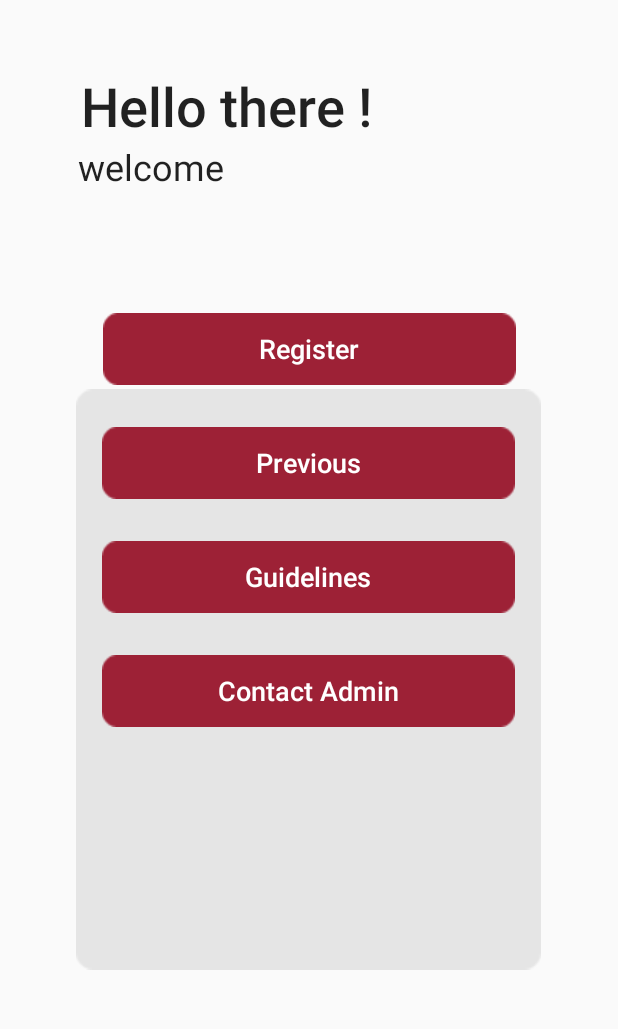
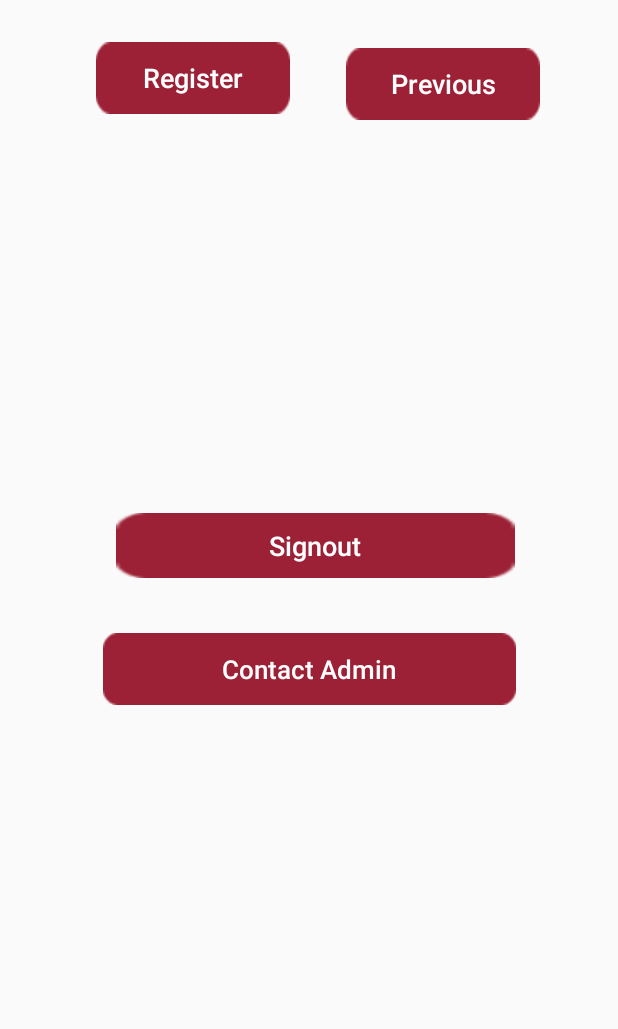
Before and after one commit to yashj411/Public-Complaint-Registration-App, an Android app: the layout activity_main.xml on its own in the app's theme, with its tools: preview values and no code run, on a phone screen of 412 x 824 dp, the part 149-1178 px from its top. Run offline under Robolectric (Android 15) with nearby library versions, the phone set to English and light mode, and no system bars.

Commit message:
Login and signup is done also there are bugs in signup which will be resolved shortly

```diff
--- a/app/src/main/java/com/example/publiccomplaintregistration/MainActivity.java
+++ b/app/src/main/java/com/example/publiccomplaintregistration/MainActivity.java
@@ -4,19 +4,29 @@ import androidx.appcompat.app.AppCompatActivity;
 
 import android.content.Intent;
 import android.os.Bundle;
+import android.view.View;
+import android.widget.Button;
 
 import com.google.firebase.FirebaseApp;
 import com.google.firebase.auth.FirebaseAuth;
 
 public class MainActivity extends AppCompatActivity {
 
+    Button signoutBtn;
+    @Override
+    protected void onDestroy() {
+        super.onDestroy();
+        mAuth.signOut();
+    }
+
     @Override
     protected void onStart() {
         super.onStart();
-
-        //to redirect user to the login page
-            Intent loginIntent = new Intent(MainActivity.this,login.class);
+        if(mAuth.getCurrentUser() == null) {
+            //to redirect user to the login page
+            Intent loginIntent = new Intent(MainActivity.this, login.class);
             startActivity(loginIntent);
+        }
     }
     public FirebaseAuth mAuth;
     @Override
@@ -24,6 +34,17 @@ public class MainActivity extends AppCompatActivity {
         super.onCreate(savedInstanceState);
         setContentView(R.layout.activity_main);
         mAuth = FirebaseAuth.getInstance();
+        signout();
 
     }
+    public void signout(){
+        signoutBtn  = findViewById(R.id.btnSignout);
+        signoutBtn.setOnClickListener(new View.OnClickListener() {
+            @Override
+            public void onClick(View view) {
+                Intent loginIntent = new Intent(getApplicationContext(),login.class);
+                startActivity(loginIntent);
+            }
+        });
+    }
 }
--- a/app/src/main/java/com/example/publiccomplaintregistration/login.java
+++ b/app/src/main/java/com/example/publiccomplaintregistration/login.java
@@ -33,7 +33,7 @@ public class login extends AppCompatActivity {
     Button loginbtn, googleLoginbtn;
     public FirebaseAuth mAuth = FirebaseAuth.getInstance();
     private GoogleSignInClient mGoogleSignInClient;
-    private int RC_SIGN_IN =10;
+    private int RC_SIGN_IN = 10;
 
     @Override
     protected void onStart() {
@@ -60,13 +60,15 @@ public class login extends AppCompatActivity {
                 .build();
         mGoogleSignInClient = GoogleSignIn.getClient(login.this, gso);
     }
+
     private void signIn() {
         googleLoginbtn = findViewById(R.id.btnLoginGoogle);
         googleLoginbtn.setOnClickListener(new View.OnClickListener() {
             @Override
             public void onClick(View view) {
                 Intent signInIntent = mGoogleSignInClient.getSignInIntent();
-                startActivityForResult(signInIntent, RC_SIGN_IN);
+                startActivityForResult(signInIntent,RC_SIGN_IN);
+
             }
         });
 
@@ -97,6 +99,8 @@ public class login extends AppCompatActivity {
                                         Log.d("TAG", "createUserWithEmail:success");
                                         Toast.makeText(login.this, "Login Done.",
                                                 Toast.LENGTH_SHORT).show();
+                                       Intent mainIntent = new Intent(getApplicationContext(),MainActivity.class);
+                                       startActivity(mainIntent);
                                     } else {
                                         // If sign in fails, display a message to the user.
                                         Log.w("TAG", "createUserWithEmail:failure", task.getException());
@@ -108,6 +112,8 @@ public class login extends AppCompatActivity {
                             });
                 }
             }
+
+
         });
     }
 
@@ -117,7 +123,7 @@ public class login extends AppCompatActivity {
             @Override
             public void onClick(View view) {
                 Intent signupIntent = new Intent(login.this, Signup.class);
-                startActivity(signupIntent);
+                startActivityForResult(signupIntent,RC_SIGN_IN);
             }
         });
     }
@@ -137,7 +143,7 @@ public class login extends AppCompatActivity {
             } catch (ApiException e) {
                 // Google Sign In failed, update UI appropriately
                 Log.w("Google login", "Google sign in failed", e);
-                Toast.makeText(login.this,e.getMessage(),Toast.LENGTH_SHORT).show();
+                Toast.makeText(login.this, e.getMessage(), Toast.LENGTH_SHORT).show();
             }
         }
     }
@@ -152,12 +158,14 @@ public class login extends AppCompatActivity {
                             // Sign in success, update UI with the signed-in user's information
                             Log.d("Signin", "signInWithCredential:success");
                             FirebaseUser user = mAuth.getCurrentUser();
-                            Toast.makeText(login.this,user.getEmail().toString(),
+                            Toast.makeText(login.this, user.getEmail().toString(),
                                     Toast.LENGTH_SHORT).show();
+                            Intent mainIntent = new Intent(login.this, MainActivity.class);
+                            startActivity(mainIntent);
                         } else {
                             // If sign in fails, display a message to the user.
                             Log.w("Signin", "signInWithCredential:failure", task.getException());
-                            Toast.makeText(login.this,"sign in falied",
+                            Toast.makeText(login.this, "sign in falied",
                                     Toast.LENGTH_SHORT).show();
                         }
 
--- a/app/src/main/res/layout/activity_main.xml
+++ b/app/src/main/res/layout/activity_main.xml
@@ -33,100 +33,64 @@
         app:layout_constraintTop_toTopOf="parent"
         app:layout_constraintVertical_bias="0.079" />
 
-    <ImageView
-        android:id="@+id/imageView5"
-        android:layout_width="310dp"
-        android:layout_height="423dp"
-        android:layout_marginStart="71dp"
-        android:layout_marginEnd="71dp"
-        android:layout_marginBottom="60dp"
-        app:layout_constraintBottom_toBottomOf="parent"
-        app:layout_constraintEnd_toEndOf="parent"
-        app:layout_constraintHorizontal_bias="0.512"
-        app:layout_constraintStart_toStartOf="parent"
-        app:srcCompat="@drawable/guidelines" />
 
    <Button
        android:id="@+id/button"
        android:layout_width="wrap_content"
        android:layout_height="wrap_content"
-        android:layout_marginStart="68dp"
-        android:layout_marginTop="308dp"
-        android:layout_marginEnd="68dp"
        android:background="@drawable/login"
-        android:text="Register"
+       android:text="Contact Admin"
        android:textAllCaps="false"
        android:textColor="@android:color/white"
-        android:textSize="18sp"
+       android:textSize="17dp"
+       app:layout_constraintBottom_toBottomOf="parent"
        app:layout_constraintEnd_toEndOf="parent"
-        app:layout_constraintHorizontal_bias="1.0"
        app:layout_constraintStart_toStartOf="parent"
-        app:layout_constraintTop_toTopOf="parent" />
+       app:layout_constraintTop_toTopOf="parent"
+       app:layout_constraintVertical_bias="0.672" />
 
    <Button
         android:id="@+id/button3"
         android:layout_width="wrap_content"
         android:layout_height="wrap_content"
-        android:layout_marginStart="68dp"
-        android:layout_marginTop="460dp"
-        android:background="@drawable/login"
-        android:text="Guidelines"
+        android:layout_marginTop="44dp"
+        android:layout_marginEnd="52dp"
+        android:background="@drawable/register"
+        android:text="Previous"
         android:textAllCaps="false"
         android:textColor="@android:color/white"
         android:textSize="18sp"
-        app:layout_constraintStart_toStartOf="parent"
-        app:layout_constraintTop_toTopOf="parent" />
+        app:layout_constraintEnd_toEndOf="parent"
+        app:layout_constraintTop_toBottomOf="@+id/titleText" />
 
     <Button
         android:id="@+id/button2"
         android:layout_width="wrap_content"
         android:layout_height="wrap_content"
-        android:layout_marginStart="68dp"
-        android:layout_marginTop="384dp"
-        android:background="@drawable/login"
-        android:text="Previous"
+        android:layout_marginStart="64dp"
+        android:layout_marginTop="28dp"
+        android:background="@drawable/register"
+        android:text="Register"
         android:textAllCaps="false"
         android:textColor="@android:color/white"
         android:textSize="18sp"
         app:layout_constraintStart_toStartOf="parent"
-        app:layout_constraintTop_toTopOf="parent" />
+        app:layout_constraintTop_toBottomOf="@+id/logo" />
 
    <Button
-        android:id="@+id/button5"
-        android:layout_width="wrap_content"
-        android:layout_height="wrap_content"
-        android:layout_marginStart="68dp"
-        android:layout_marginTop="536dp"
-        android:background="@drawable/login"
-        android:text="Contact Admin"
+       android:id="@+id/btnSignout"
+       android:layout_width="266dp"
+       android:layout_height="43dp"
+       android:background="@drawable/register"
+       android:text="Signout"
        android:textAllCaps="false"
        android:textColor="@android:color/white"
        android:textSize="18sp"
+       app:layout_constraintBottom_toBottomOf="parent"
+       app:layout_constraintEnd_toEndOf="parent"
+       app:layout_constraintHorizontal_bias="0.531"
        app:layout_constraintStart_toStartOf="parent"
-        app:layout_constraintTop_toTopOf="parent" />
-
-    <TextView
-        android:id="@+id/textView4"
-        android:layout_width="wrap_content"
-        android:layout_height="wrap_content"
-        android:layout_marginStart="54dp"
-        android:layout_marginTop="46dp"
-        android:text="Hello there !"
-        android:textAppearance="@style/TextAppearance.AppCompat.Body2"
-        android:textSize="36sp"
-        app:layout_constraintStart_toStartOf="parent"
-        app:layout_constraintTop_toBottomOf="@+id/logo" />
-
-    <TextView
-        android:id="@+id/textView5"
-        android:layout_width="wrap_content"
-        android:layout_height="wrap_content"
-        android:layout_marginStart="52dp"
-        android:text="welcome"
-        android:textAppearance="@style/TextAppearance.AppCompat.Body1"
-        android:textSize="24sp"
-        app:layout_constraintStart_toStartOf="parent"
-        app:layout_constraintTop_toBottomOf="@+id/textView4" />
-
+       app:layout_constraintTop_toTopOf="parent"
+       app:layout_constraintVertical_bias="0.565" />
 
 </androidx.constraintlayout.widget.ConstraintLayout>
```
Lines whose indentation alone changed are shown as unchanged.
